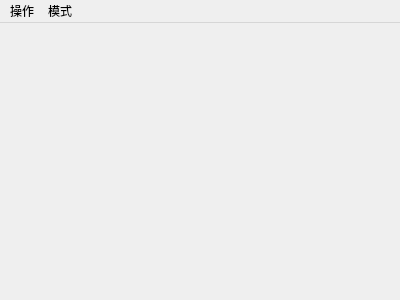
The window that mainwindow.ui (windstormeye/connect6) describes before a commit, drawn with Qt 5.
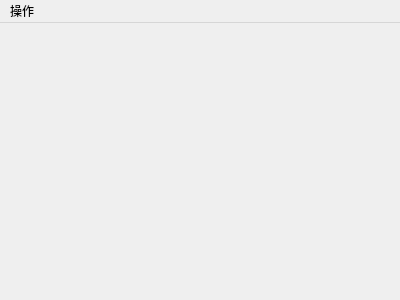
The same window after the commit.

Diff of the .ui file:
```diff
--- a/mainwindow.ui
+++ b/mainwindow.ui
@@ -29,15 +29,7 @@
     </property>
     <addaction name="action"/>
    </widget>
-   <widget class="QMenu" name="menu_2">
-    <property name="title">
-     <string>模式</string>
-    </property>
-    <addaction name="actionPVP"/>
-    <addaction name="actionPVE"/>
-   </widget>
    <addaction name="menu"/>
-   <addaction name="menu_2"/>
   </widget>
   <action name="action">
    <property name="text">
```
Left out of the diff: 10 changed lines with no effect on the pictures.
